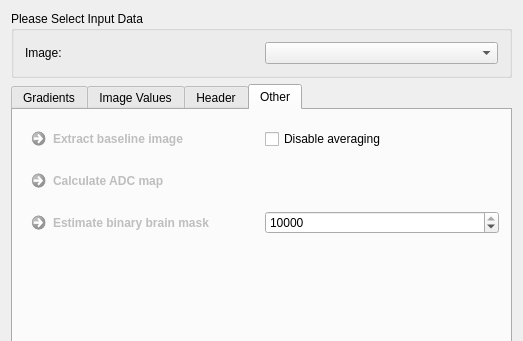
Old version of the form Plugins/org.mitk.gui.qt.diffusionimaging.preprocessing/src/internal/QmitkPreprocessingViewControls.ui in the repository MITK/MITK; both pictures show x 0 to 523 and y 0 to 341 of the 523 by 1175 pixel window.
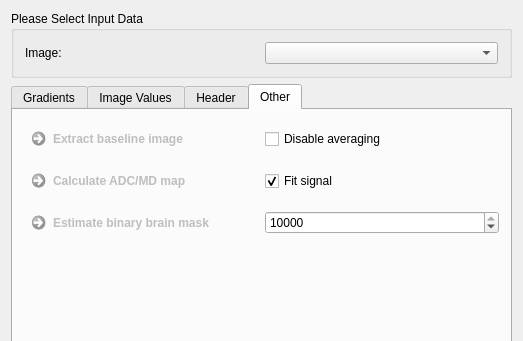
New version of the form. The open tabs and pages were chosen to show the change. Custom widgets are drawn as their Qt base class.

Patch:
```diff
--- a/Plugins/org.mitk.gui.qt.diffusionimaging.preprocessing/src/internal/QmitkPreprocessingViewControls.ui
+++ b/Plugins/org.mitk.gui.qt.diffusionimaging.preprocessing/src/internal/QmitkPreprocessingViewControls.ui
@@ -1628,7 +1628,7 @@
           <string notr="true"/>
          </property>
          <property name="text">
-          <string>Calculate ADC map</string>
+          <string>Calculate ADC/MD map</string>
          </property>
         </widget>
        </item>
@@ -1664,6 +1664,19 @@
          </property>
         </widget>
        </item>
+       <item row="1" column="1">
+        <widget class="QCheckBox" name="m_FitAdcBox">
+         <property name="toolTip">
+          <string>If checked, the ADC is determined by a least squares fit. If unchecked, the ADC is determined as the average ADC from the individual measurements per voxel (mean diffusivity). </string>
+         </property>
+         <property name="text">
+          <string>Fit signal</string>
+         </property>
+         <property name="checked">
+          <bool>true</bool>
+         </property>
+        </widget>
+       </item>
       </layout>
      </widget>
     </widget>
```
